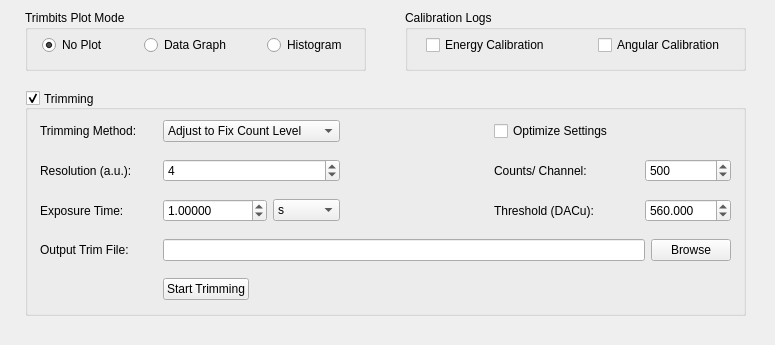
The window that slsDetectorGui/forms/form_tab_advanced.ui (slsdetectorgroup/slsDetectorPackage) describes before a commit, drawn with Qt 5.
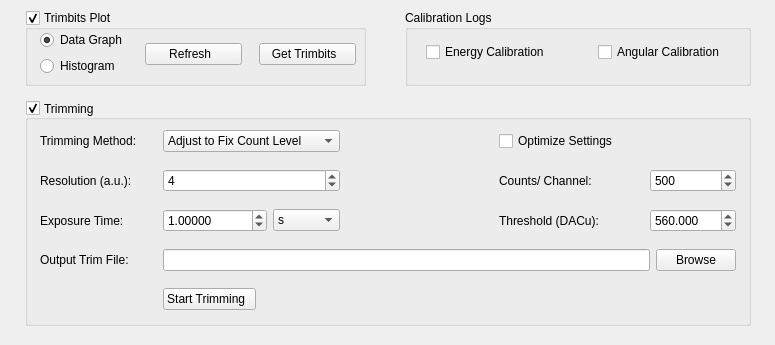
The same window after the commit. Icons and pictures are not drawn.

Diff of the .ui file:
```diff
--- a/slsDetectorGui/forms/form_tab_advanced.ui
+++ b/slsDetectorGui/forms/form_tab_advanced.ui
@@ -31,6 +31,10 @@
   <property name="windowTitle">
    <string>Form</string>
   </property>
+  <property name="windowIcon">
+   <iconset resource="../include/icons.qrc">
+    <normaloff>:/icons/images/refresh.png</normaloff>:/icons/images/refresh.png</iconset>
+  </property>
   <widget class="QGroupBox" name="boxTrimming">
    <property name="enabled">
     <bool>true</bool>
@@ -38,8 +42,8 @@
    <property name="geometry">
     <rect>
      <x>25</x>
-     <y>90</y>
-     <width>721</width>
+     <y>100</y>
+     <width>726</width>
      <height>226</height>
     </rect>
    </property>
@@ -63,7 +67,7 @@
      <rect>
       <x>15</x>
       <y>25</y>
-      <width>691</width>
+      <width>696</width>
       <height>195</height>
      </rect>
     </property>
@@ -302,6 +306,10 @@
        <property name="text">
         <string>Browse</string>
        </property>
+       <property name="icon">
+        <iconset resource="../include/icons.qrc">
+         <normaloff>:/icons/images/browse.png</normaloff>:/icons/images/browse.png</iconset>
+       </property>
       </widget>
      </item>
      <item row="5" column="4">
@@ -320,7 +328,11 @@
         </sizepolicy>
        </property>
        <property name="text">
-        <string>Start Trimming</string>
+        <string>Start Trimming  </string>
+       </property>
+       <property name="icon">
+        <iconset resource="../include/icons.qrc">
+         <normaloff>:/icons/images/start.png</normaloff>:/icons/images/start.png</iconset>
        </property>
       </widget>
      </item>
@@ -540,73 +552,104 @@
     </layout>
    </widget>
   </widget>
-  <widget class="QGroupBox" name="groupBox">
+  <widget class="QGroupBox" name="boxPlot">
    <property name="geometry">
     <rect>
      <x>25</x>
      <y>10</y>
      <width>341</width>
-     <height>61</height>
+     <height>76</height>
     </rect>
    </property>
    <property name="title">
-    <string>Trimbits Plot Mode</string>
+    <string>Trimbits Plot</string>
+   </property>
+   <property name="checkable">
+    <bool>true</bool>
    </property>
    <widget class="QWidget" name="horizontalLayoutWidget">
     <property name="geometry">
      <rect>
-      <x>15</x>
-      <y>20</y>
-      <width>311</width>
-      <height>31</height>
+      <x>120</x>
+      <y>22</y>
+      <width>211</width>
+      <height>44</height>
      </rect>
     </property>
     <layout class="QHBoxLayout" name="horizontalLayout">
      <property name="spacing">
-      <number>34</number>
+      <number>17</number>
      </property>
      <item>
-      <widget class="QRadioButton" name="radioNoPlot">
-       <property name="sizePolicy">
-        <sizepolicy hsizetype="Fixed" vsizetype="Fixed">
-         <horstretch>0</horstretch>
-         <verstretch>0</verstretch>
-        </sizepolicy>
+      <widget class="QPushButton" name="btnRefresh">
+       <property name="toolTip">
+        <string>&lt;nobr&gt;
+Updates plot with Trimbits from Shared Memory, not from Detector.
+&lt;/nobr&gt;</string>
        </property>
+       <property name="autoFillBackground">
+        <bool>false</bool>
+       </property>
        <property name="text">
-        <string>No Plot</string>
+        <string>Refresh  </string>
        </property>
-       <property name="checked">
-        <bool>true</bool>
+       <property name="icon">
+        <iconset resource="../include/icons.qrc">
+         <normaloff>:/icons/images/refresh.png</normaloff>:/icons/images/refresh.png</iconset>
        </property>
+       <property name="iconSize">
+        <size>
+         <width>16</width>
+         <height>16</height>
+        </size>
+       </property>
       </widget>
      </item>
      <item>
-      <widget class="QRadioButton" name="radioDataGraph">
-       <property name="sizePolicy">
-        <sizepolicy hsizetype="Fixed" vsizetype="Fixed">
-         <horstretch>0</horstretch>
-         <verstretch>0</verstretch>
-        </sizepolicy>
+      <widget class="QPushButton" name="btnGetTrimbits">
+       <property name="toolTip">
+        <string>&lt;nobr&gt;
+Plots Trimbits from Detector. This will take time.
+&lt;/nobr&gt;</string>
        </property>
        <property name="text">
-        <string>Data Graph</string>
+        <string>Get Trimbits  </string>
        </property>
+       <property name="icon">
+        <iconset resource="../include/icons.qrc">
+         <normaloff>:/icons/images/download.png</normaloff>:/icons/images/download.png</iconset>
+       </property>
       </widget>
      </item>
-     <item>
+    </layout>
+   </widget>
+   <widget class="QWidget" name="gridLayoutWidget">
+    <property name="geometry">
+     <rect>
+      <x>15</x>
+      <y>20</y>
+      <width>101</width>
+      <height>46</height>
+     </rect>
+    </property>
+    <layout class="QGridLayout" name="gridLayout">
+     <item row="1" column="0">
       <widget class="QRadioButton" name="radioHistogram">
-       <property name="sizePolicy">
-        <sizepolicy hsizetype="Fixed" vsizetype="Fixed">
-         <horstretch>0</horstretch>
-         <verstretch>0</verstretch>
-        </sizepolicy>
-       </property>
        <property name="text">
         <string>Histogram</string>
        </property>
       </widget>
      </item>
+     <item row="0" column="0">
+      <widget class="QRadioButton" name="radioDataGraph">
+       <property name="text">
+        <string>Data Graph</string>
+       </property>
+       <property name="checked">
+        <bool>true</bool>
+       </property>
+      </widget>
+     </item>
     </layout>
    </widget>
   </widget>
@@ -615,19 +658,20 @@
     <rect>
      <x>405</x>
      <y>10</y>
-     <width>341</width>
-     <height>61</height>
+     <width>346</width>
+     <height>76</height>
     </rect>
    </property>
    <property name="title">
     <string>Calibration Logs</string>
    </property>
+  </widget>
    <widget class="QWidget" name="horizontalLayoutWidget_2">
     <property name="geometry">
      <rect>
-      <x>15</x>
-      <y>20</y>
-      <width>311</width>
+     <x>420</x>
+     <y>37</y>
+     <width>313</width>
       <height>31</height>
      </rect>
     </property>
@@ -664,7 +708,8 @@
     </layout>
    </widget>
   </widget>
- </widget>
- <resources/>
+ <resources>
+  <include location="../include/icons.qrc"/>
+ </resources>
  <connections/>
 </ui>
```
Lines whose indentation alone changed are shown as unchanged.
